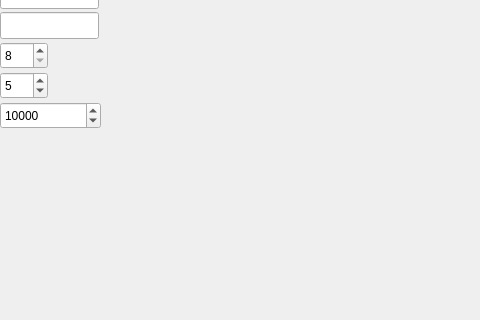
unpaleness/cellular_life, file widget.ui: the form before one commit; both pictures show x 0 to 480 and y 168 to 488 of the 720 by 720 pixel window.
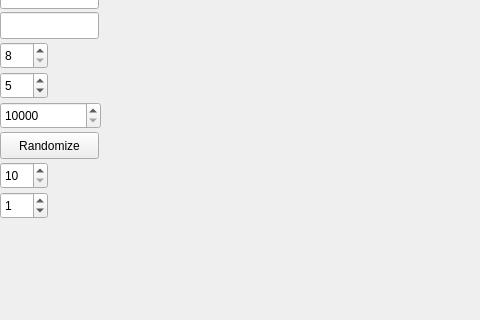
The form after the commit.

Commit message: Randomize, interspace, delay limits changed, work almost always. =/

```diff
--- a/widget.ui
+++ b/widget.ui
@@ -158,7 +158,7 @@
     </rect>
    </property>
    <property name="minimum">
-    <number>0</number>
+    <number>10000</number>
    </property>
    <property name="maximum">
     <number>1000000</number>
@@ -170,6 +170,54 @@
     <number>10000</number>
    </property>
   </widget>
+  <widget class="QPushButton" name="pushButton_random">
+   <property name="geometry">
+    <rect>
+     <x>0</x>
+     <y>300</y>
+     <width>99</width>
+     <height>27</height>
+    </rect>
+   </property>
+   <property name="text">
+    <string>Randomize</string>
+   </property>
+  </widget>
+  <widget class="QSpinBox" name="spinBox_random">
+   <property name="geometry">
+    <rect>
+     <x>0</x>
+     <y>330</y>
+     <width>48</width>
+     <height>27</height>
+    </rect>
+   </property>
+   <property name="minimum">
+    <number>10</number>
+   </property>
+   <property name="maximum">
+    <number>90</number>
+   </property>
+   <property name="singleStep">
+    <number>10</number>
+   </property>
+  </widget>
+  <widget class="QSpinBox" name="spinBox_space">
+   <property name="geometry">
+    <rect>
+     <x>0</x>
+     <y>360</y>
+     <width>48</width>
+     <height>27</height>
+    </rect>
+   </property>
+   <property name="maximum">
+    <number>2</number>
+   </property>
+   <property name="value">
+    <number>1</number>
+   </property>
+  </widget>
  </widget>
  <layoutdefault spacing="6" margin="11"/>
  <resources/>
```
Left out of the diff: 4 changed lines with no effect on the pictures. The commit also changes 7 other files.
